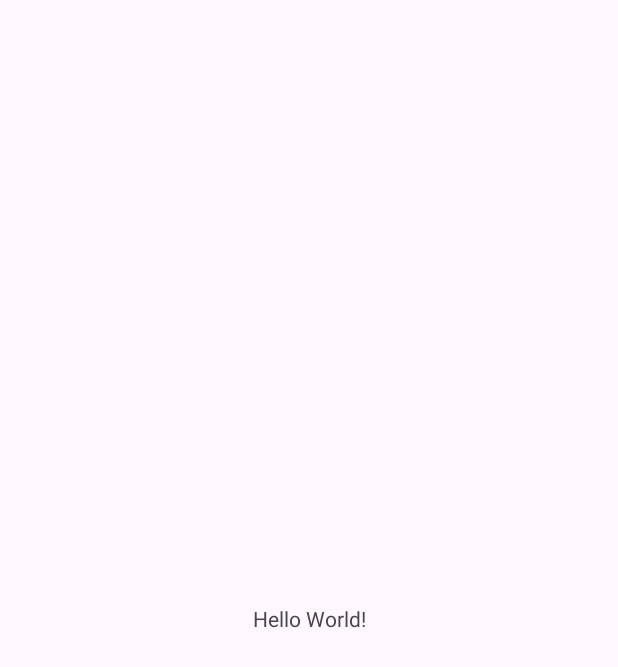
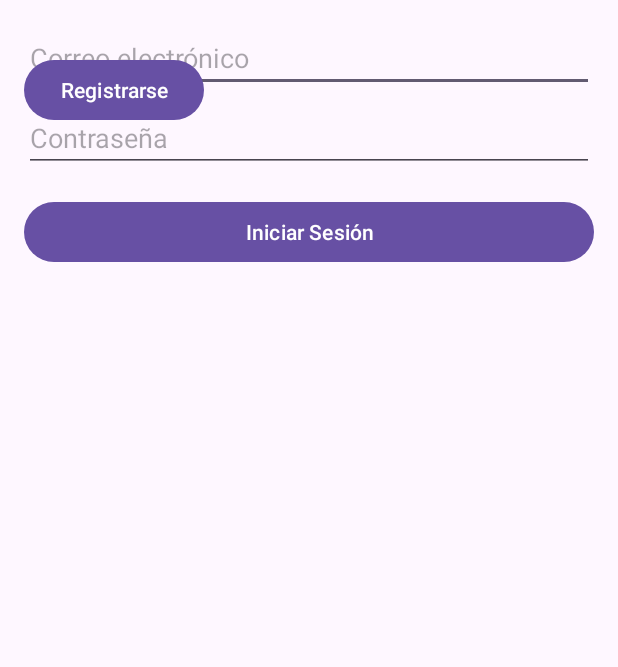
Before and after one commit to MatiasArielElguedaFaundez/asyncdocs, an Android app: the screen it shows after launch (MainActivity before the commit, LoginActivity after it), on a phone screen of 412 x 824 dp. Before the commit the part shown is almost empty. Shown: the top 667 px of the screen. Run offline under Robolectric (Android 15) with nearby library versions, the phone set to English and light mode, and no system bars; our stand-ins replace Firebase (no records; nobody signed in at launch, a user with empty details on screens opened directly); 1 statement that could not run was skipped.

Commit message:
activity_mai, login y registro(logica). androidManifest y xml's
en el androidmanifest solamente inicio la activity de login y registro. lo demas miralo es logica, esta bien solamente que yo no puedo ver el resultado por el firebase

```diff
--- a/app/build.gradle.kts
+++ b/app/build.gradle.kts
@@ -53,6 +53,7 @@ dependencies {
     implementation("com.google.android.gms:play-services-auth:20.7.0")
     implementation("com.google.android.gms:play-services-location:21.1.0")
     implementation("com.google.firebase:firebase-bom:32.7.1")
+    implementation("com.google.firebase:firebase-core:21.1.1")
 
     testImplementation("junit:junit:4.13.2")
     androidTestImplementation("androidx.test.ext:junit:1.1.5")
--- a/app/src/main/AndroidManifest.xml
+++ b/app/src/main/AndroidManifest.xml
@@ -21,6 +21,8 @@
                 <category android:name="android.intent.category.LAUNCHER" />
             </intent-filter>
         </activity>
+        <activity android:name=".RegisterActivity" />
+        <activity android:name=".LoginActivity"> </activity>
     </application>
 
 </manifest>
--- a/app/src/main/java/com/matias/firebase/LoginActivity.java
+++ b/app/src/main/java/com/matias/firebase/LoginActivity.java
@@ -17,7 +17,7 @@ import com.google.firebase.auth.FirebaseAuth;
 public class LoginActivity extends AppCompatActivity {
     private EditText etEmail, etPassword;
     private Button btnLogin;
-
+    private Button btnRegister;
     private FirebaseAuth mAuth;
 
     @Override
@@ -28,6 +28,7 @@ public class LoginActivity extends AppCompatActivity {
         etEmail = findViewById(R.id.etEmail);
         etPassword = findViewById(R.id.etPassword);
         btnLogin = findViewById(R.id.btnLogin);
+        btnRegister = findViewById();
 
         mAuth = FirebaseAuth.getInstance();
 
@@ -42,11 +43,8 @@ public class LoginActivity extends AppCompatActivity {
                             @Override
                             public void onComplete(@NonNull Task<AuthResult> task) {
                                 if (task.isSuccessful()) {
-                                    // Inicio de sesión exitoso, ir a la pantalla principal
                                     Toast.makeText(LoginActivity.this, "Inicio de sesión correctamente", Toast.LENGTH_SHORT).show();
-                                    // Aquí deberías pasar a la pantalla principal o la lista de documentos
                                 } else {
-                                    // Si falla el inicio de sesión, mostrar un mensaje de error
                                     Toast.makeText(LoginActivity.this, "Inicio de sesión fallido", Toast.LENGTH_SHORT).show();
                                 }
                             }
--- a/app/src/main/java/com/matias/firebase/MainActivity.java
+++ b/app/src/main/java/com/matias/firebase/MainActivity.java
@@ -2,14 +2,18 @@ package com.matias.firebase;
 
 import androidx.appcompat.app.AppCompatActivity;
 
+import android.content.Intent;
 import android.os.Bundle;
+import android.os.Handler;
+import android.os.Looper;
+import android.widget.TextView;
 
 public class MainActivity extends AppCompatActivity {
 
     @Override
-    protected void onCreate(Bundle savedInstanceState) {
-        super.onCreate(savedInstanceState);
-        setContentView(R.layout.activity_main);
-
+    protected void onStart() {
+        super.onStart();
+        startActivity(new Intent(MainActivity.this, LoginActivity.class));
+        finish();
     }
 }
--- a/app/src/main/res/layout/activity_login.xml
+++ b/app/src/main/res/layout/activity_login.xml
@@ -30,6 +30,12 @@
         android:layout_below="@id/etPassword"
         android:text="Iniciar Sesión" />
 
-    <!-- Puedes añadir más elementos de diseño según tus necesidades -->
-
+    <Button
+        android:id="@+id/btnGoToRegister"
+        android:layout_width="wrap_content"
+        android:layout_height="wrap_content"
+        android:text="Registrarse"
+        android:layout_below="@id/txtUsername"
+        android:layout_marginTop="20dp"
+        android:onClick="goToRegister"/>
 </RelativeLayout>
--- a/app/src/main/res/layout/activity_main.xml
+++ b/app/src/main/res/layout/activity_main.xml
@@ -1,18 +1,17 @@
 <?xml version="1.0" encoding="utf-8"?>
-<androidx.constraintlayout.widget.ConstraintLayout xmlns:android="http://schemas.android.com/apk/res/android"
-    xmlns:app="http://schemas.android.com/apk/res-auto"
+<RelativeLayout xmlns:android="http://schemas.android.com/apk/res/android"
     xmlns:tools="http://schemas.android.com/tools"
     android:layout_width="match_parent"
     android:layout_height="match_parent"
-    tools:context=".MainActivity">
+    android:gravity="center">
 
     <TextView
+        android:id="@+id/loadingText"
         android:layout_width="wrap_content"
         android:layout_height="wrap_content"
-        android:text="Hello World!"
-        app:layout_constraintBottom_toBottomOf="parent"
-        app:layout_constraintEnd_toEndOf="parent"
-        app:layout_constraintStart_toStartOf="parent"
-        app:layout_constraintTop_toTopOf="parent" />
+        android:textSize="18sp"
+        android:textColor="#000000"
+        android:text="Cargando la aplicación, por favor espere..."
+        tools:ignore="HardcodedText" />
 
-</androidx.constraintlayout.widget.ConstraintLayout>
+</RelativeLayout>
```
Also changed, not shown: app/src/main/java/com/matias/firebase/RegisterActivity.java (added, +63 -0 lines), app/src/main/res/layout/activity_register.xml (added, +32 -0 lines).
